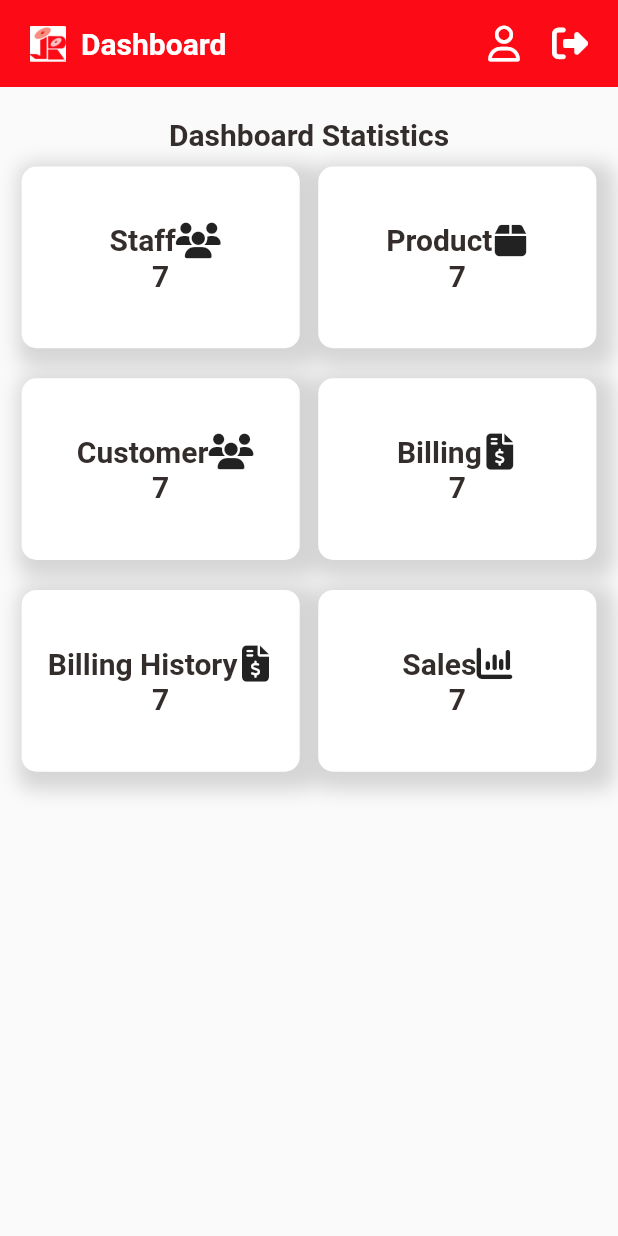
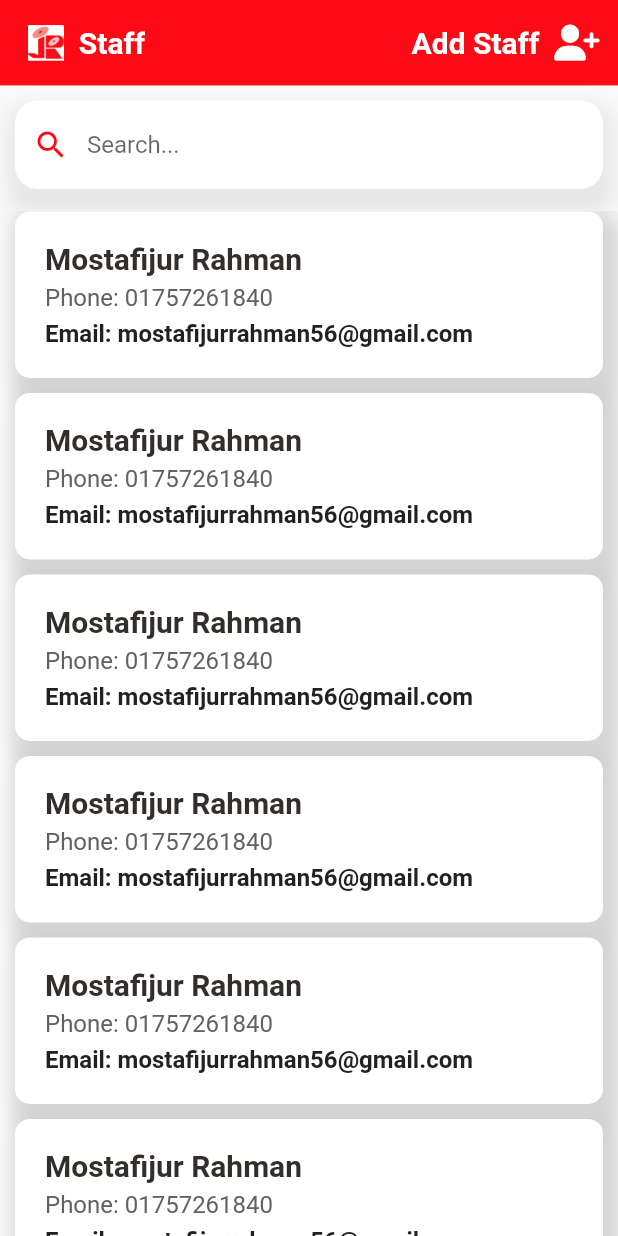
Before and after one commit to mostafijur566/store_management_flutter, a Flutter app: the screen it shows after launch, on a phone screen of 412 x 824 dp. Run offline on Flutter 3.47's test engine with Material 2 defaults, Android fonts, the phone set to English and light mode, and no system bars; our stand-ins replace font_awesome_flutter, get, google_fonts; missing offline and left inert: bitsdojo_window, dart:ffi.

Commit message:
staff page ui done both for desktop and mobile device

```diff
--- a/lib/main.dart
+++ b/lib/main.dart
@@ -4,6 +4,7 @@ import 'package:flutter/material.dart';
 import 'package:store_management_flutter/pages/dashboard_page.dart';
 import 'package:store_management_flutter/pages/sign_in_page.dart';
 import 'package:get/get.dart';
+import 'package:store_management_flutter/pages/staff/staff_page.dart';
 
 void main() {
   runApp(const MyApp());
@@ -37,7 +38,7 @@ class MyApp extends StatelessWidget {
         // is not restarted.
         primarySwatch: Colors.blue,
       ),
-      home: DashboardPage(),
+      home: StaffPage(),
     );
   }
 }
--- a/lib/pages/dashboard_page.dart
+++ b/lib/pages/dashboard_page.dart
@@ -42,7 +42,7 @@ class _DashboardPageState extends State<DashboardPage> {
         child: Column(
           children: [
             Container(
-              padding: EdgeInsets.only(top: 17, bottom: 17, left: 20, right: 20),
+              padding: EdgeInsets.only(top: MediaQuery.of(context).size.width * 0.04, bottom: MediaQuery.of(context).size.width * 0.04, left: MediaQuery.of(context).size.width * 0.045, right: MediaQuery.of(context).size.width * 0.045),
               width: double.infinity,
               color: AppColors.mainColor,
               child: Row(
--- /dev/null
+++ b/lib/pages/staff/staff_page.dart
@@ -0,0 +1,318 @@
+import 'package:flutter/material.dart';
+import 'package:font_awesome_flutter/font_awesome_flutter.dart';
+import 'package:store_management_flutter/widgets/input_field.dart';
+import 'package:store_management_flutter/widgets/staff_row.dart';
+
+import '../../utils/app_colors.dart';
+import '../../widgets/big_text.dart';
+
+class StaffPage extends StatefulWidget {
+  const StaffPage({Key? key}) : super(key: key);
+
+  @override
+  State<StaffPage> createState() => _StaffPageState();
+}
+
+class _StaffPageState extends State<StaffPage> {
+  @override
+  Widget build(BuildContext context) {
+    return Scaffold(
+      body: _mobile(),
+    );
+  }
+
+  Widget _mobile(){
+    return SafeArea(
+      child: Column(
+        children: [
+          Container(
+            padding: EdgeInsets.only(top: MediaQuery.of(context).size.width * 0.04, bottom: MediaQuery.of(context).size.width * 0.04, left: MediaQuery.of(context).size.width * 0.045, right: MediaQuery.of(context).size.width * 0.045),
+            width: double.infinity,
+            color: AppColors.mainColor,
+            child: Row(
+              mainAxisAlignment: MainAxisAlignment.spaceBetween,
+              children: [
+                Row(
+                  children: [
+                    Image.asset('assets/images/logo.jpg', width: 24,),
+                    SizedBox(width: 10,),
+                    BigText(text: 'Staff', color: Colors.white,),
+                  ],
+                ),
+                Row(children: [
+                  BigText(text: 'Add Staff', color: Colors.white,),
+                  SizedBox(width: 10,),
+                  Icon(FontAwesomeIcons.userPlus, color: Colors.white,),
+                ],)
+              ],
+            ),
+          ),
+          SizedBox(height: 10,),
+          Container(
+            margin: EdgeInsets.only(left: 10, right: 10),
+            decoration: BoxDecoration(
+                color: Colors.white,
+                boxShadow: [
+                  BoxShadow(
+                      blurRadius: 10,
+                      spreadRadius: 7,
+                      offset: Offset(1, 10),
+                      color: Colors.grey.withOpacity(0.2)
+                  ),
+                ],
+                borderRadius: BorderRadius.circular(15)
+            ),
+            child: TextField(
+              onChanged: (value){
+                //_runFilter(value);
+              },
+              decoration: InputDecoration(
+                hintText: 'Search...',
+                prefixIcon: Icon(Icons.search,
+                  color: AppColors.mainColor,
+                ),
+                focusedBorder: OutlineInputBorder(
+                  borderRadius: BorderRadius.circular(30),
+                  borderSide: BorderSide(
+                      width: 1.0,
+                      color: Colors.white
+                  ),
+                ),
+                enabledBorder: OutlineInputBorder(
+                  borderRadius: BorderRadius.circular(30),
+                  borderSide: BorderSide(
+                      width: 1.0,
+                      color: Colors.white
+                  ),
+                ),
+                border: OutlineInputBorder(
+                  borderRadius: BorderRadius.circular(30),
+                ),
+              ),
+            ),
+          ),
+          SizedBox(height: 15,),
+          Expanded(child: ListView.builder(
+              physics: BouncingScrollPhysics(),
+              shrinkWrap: true,
+              itemCount: 10,
+              itemBuilder: (context, index){
+                return Column(
+                  children: [
+                    Container(
+                      padding: EdgeInsets.only(left: 20, right: 20, top: 20, bottom: 20),
+                      margin: EdgeInsets.only(left: 10, right: 10),
+                      decoration: BoxDecoration(
+                          color: Colors.white,
+                          borderRadius: BorderRadius.circular(10),
+                          boxShadow: [
+                            BoxShadow(
+                                blurRadius: 10,
+                                spreadRadius: 7,
+                                offset: Offset(5,10),
+                                color: Colors.grey.withOpacity(0.4)
+                            )
+                          ]
+                      ),
+                      child: Column(
+                        crossAxisAlignment: CrossAxisAlignment.start,
+                        children: [
+                          BigText(text: 'Mostafijur Rahman'),
+                          SizedBox(height: 5,),
+                          Row(
+                            children: [
+                              BigText(text: 'Phone: ', fontWeight: FontWeight.w400, color: Colors.grey[700], size: 16,),
+                              BigText(text: '01757261840', fontWeight: FontWeight.w400, color: Colors.grey[700],size: 16,),
+                            ],
+                          ),
+                          SizedBox(height: 5,),
+                          Row(
+                            children: [
+                              BigText(text: 'Email: ', fontWeight: FontWeight.w600, color: Colors.grey[900], size: 16,),
+                              BigText(text: 'mostafijurrahman56@gmail.com', fontWeight: FontWeight.w600, color: Colors.grey[900],size: 16,),
+                            ],
+                          ),
+                        ],
+                      ),
+                    ),
+                    SizedBox(height: 10,)
+                  ],
+                );
+              }))
+        ],
+      ),
+    );
+  }
+
+  Widget _desktop(){
+    return SingleChildScrollView(
+      child: Column(
+        children: [
+          Container(
+            width: double.infinity,
+            color: AppColors.mainColor,
+            padding: EdgeInsets.only(top: 5, bottom: 5, left: 20, right: 20),
+            child: Row(
+              mainAxisAlignment: MainAxisAlignment.spaceBetween,
+              children: [
+                Row(
+                  children: [
+                    Image.asset('assets/images/logo.jpg', width: 30,),
+                    SizedBox(width: 10,),
+                    BigText(text: 'Staff', color: Colors.white,),
+                  ],
+                ),
+                Row(
+                  children: [
+                    BigText(text: 'Profile', color: Colors.white,),
+                    SizedBox(width: 10,),
+                    BigText(text: 'Logout', color: Colors.white,),
+                    Icon(Icons.logout_outlined, color: Colors.white,)
+                  ],
+                ),
+              ],
+            ),
+          ),
+          Row(
+            crossAxisAlignment: CrossAxisAlignment.start,
+            children: [
+              Container(
+                margin: EdgeInsets.only(left: 20, top: 20),
+                width: MediaQuery.of(context).size.width * 0.35,
+                decoration: BoxDecoration(
+                    color: Colors.white,
+                    borderRadius: BorderRadius.circular(10),
+                    boxShadow: [
+                      BoxShadow(
+                          blurRadius: 10,
+                          spreadRadius: 7,
+                          offset: Offset(0,0),
+                          color: Colors.grey.withOpacity(0.4)
+                      )
+                    ]
+                ),
+                child: Column(
+                  children: [
+                    SizedBox(height: 10,),
+                    BigText(text: 'Add Staff', fontWeight: FontWeight.bold,),
+                    SizedBox(height: 20,),
+                    Icon(FontAwesomeIcons.user, size: 50),
+                    MyInputField(title: 'Email', hint: 'email'),
+                    MyInputField(title: 'Username', hint: 'username'),
+                    MyInputField(title: 'NID', hint: 'nid no'),
+                    MyInputField(title: 'Contact', hint: 'contact no'),
+                    MyInputField(title: 'Address', hint: 'address'),
+                    MyInputField(title: 'Password', hint: 'password'),
+                    SizedBox(height: 20,),
+                    Container(
+                      padding: EdgeInsets.only(top: 10, bottom: 10),
+                      width: 350,
+                      decoration: BoxDecoration(
+                        borderRadius: BorderRadius.circular(10),
+                        color: AppColors.mainColor,
+
+                      ),
+                      child: Center(child: Text('Add account', style: TextStyle(color: Colors.white, fontSize: 16, fontWeight: FontWeight.bold),)),
+                    ),
+                    SizedBox(height: 40,),
+                  ],
+                ),
+              ),
+              Expanded(
+                child: Padding(
+                  padding: const EdgeInsets.only(top: 20),
+                  child: Column(
+                    children: [
+                      // Search
+                      Container(
+                        width: MediaQuery.of(context).size.width * 0.6,
+                        decoration: BoxDecoration(
+                            color: Colors.white,
+                            boxShadow: [
+                              BoxShadow(
+                                  blurRadius: 10,
+                                  spreadRadius: 7,
+                                  offset: Offset(1, 10),
+                                  color: Colors.grey.withOpacity(0.2)
+                              ),
+                            ],
+                            borderRadius: BorderRadius.circular(15)
+                        ),
+                        child: TextField(
+                          onChanged: (value){
+                            //_runFilter(value);
+                          },
+                          decoration: InputDecoration(
+                            hintText: 'Search...',
+                            prefixIcon: Icon(Icons.search,
+                              color: AppColors.mainColor,
+                            ),
+                            focusedBorder: OutlineInputBorder(
+                              borderRadius: BorderRadius.circular(30),
+                              borderSide: BorderSide(
+                                  width: 1.0,
+                                  color: Colors.white
+                              ),
+                            ),
+                            enabledBorder: OutlineInputBorder(
+                              borderRadius: BorderRadius.circular(30),
+                              borderSide: BorderSide(
+                                  width: 1.0,
+                                  color: Colors.white
+                              ),
+                            ),
+                            border: OutlineInputBorder(
+                              borderRadius: BorderRadius.circular(30),
+                            ),
+                          ),
+                        ),
+                      ),
+                      SizedBox(height: 10,),
+                      Container(
+                        width: MediaQuery.of(context).size.width * 0.6,
+                        color: AppColors.mainColor,
+                        child: Row(
+                          children: [
+                            StaffRow(),
+                            StaffRow(title: 'Username'),
+                            StaffRow(title: 'Phone'),
+                            StaffRow(title: 'email')
+                          ],
+                        ),
+                      ),
+                      ListView.builder(
+                          shrinkWrap: true,
+                          itemCount: 3,
+                          itemBuilder: (context, index){
+                            return Container(
+                                color: Colors.white,
+                                margin: EdgeInsets.only(left: MediaQuery.of(context).size.width * 0.02, right: MediaQuery.of(context).size.width * 0.02),
+                                child: Column(
+                                  children: [
+                                    Padding(padding: EdgeInsets.only(top: 5, bottom: 5),
+                                      child: Row(
+                                        children: [
+                                          Container(
+                                            width: MediaQuery.of(context).size.width * 0.14,
+                                            child: Center(child: BigText(text: 'View', color: AppColors.mainColor, fontWeight: FontWeight.bold,)),
+                                          ),
+                                          StaffRow(title: 'mosta', color: Colors.black,),
+                                          StaffRow(title: '01757261840', color: Colors.black,),
+                                          StaffRow(title: 'mostafijurrahman56@gmail.com', color: Colors.black,),
+                                        ],
+                                      ),
+                                    ),
+                                    Divider(height: 1,)
+                                  ],
+                                )
+                            );
+                          }),
+                    ],),
+                ),)
+            ],
+          )
+        ],
+      ),
+    );
+  }
+}
--- a/lib/style/text_style.dart
+++ b/lib/style/text_style.dart
@@ -34,7 +34,7 @@ TextStyle get headingStyle{
 TextStyle get titleStyle{
   return GoogleFonts.lato(
       textStyle: TextStyle(
-          fontSize: 20,
+          fontSize: 16,
           fontWeight: FontWeight.bold,
           color: Get.isDarkMode ? Colors.white : Colors.black
       )
--- a/lib/widgets/big_text.dart
+++ b/lib/widgets/big_text.dart
@@ -4,12 +4,15 @@ class BigText extends StatelessWidget {
   BigText({Key? key, this.color = const Color(0xFF332d2b),
     required this.text,
     this.size = 0,
-    this.overflow = TextOverflow.ellipsis}) : super(key: key);
+    this.overflow = TextOverflow.ellipsis,
+    this.fontWeight = FontWeight.w600,
+  }) : super(key: key);
 
   Color? color;
   final String text;
   double size;
   TextOverflow overflow;
+  FontWeight? fontWeight;
 
   @override
   Widget build(BuildContext context) {
@@ -19,7 +22,7 @@ class BigText extends StatelessWidget {
       overflow: overflow,
       style: TextStyle(
           color: color,
-          fontWeight: FontWeight.w600,
+          fontWeight: fontWeight,
           fontFamily: 'Roboto',
           fontSize: size == 0 ? 20 : size
       ),
--- a/pubspec.yaml
+++ b/pubspec.yaml
@@ -80,9 +80,9 @@ flutter:
   # list giving the asset and other descriptors for the font. For
   # example:
   # fonts:
-  #   - family: Schyler
-  #     fonts:
-  #       - asset: fonts/Schyler-Regular.ttf
+    - family: Roboto
+      fonts:
+        - asset: fonts/Roboto-Regular.ttf
   #       - asset: fonts/Schyler-Italic.ttf
   #         style: italic
   #   - family: Trajan Pro
```
Also changed, not shown: lib/widgets/staff_row.dart (added, +21 -0 lines), assets/fonts/Roboto-Regular.ttf (added).
